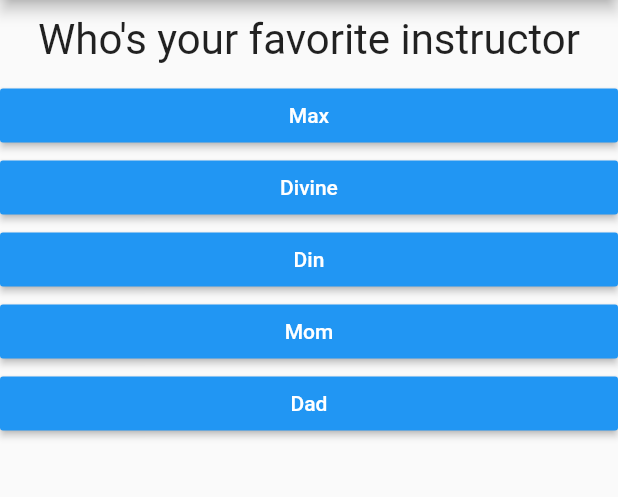
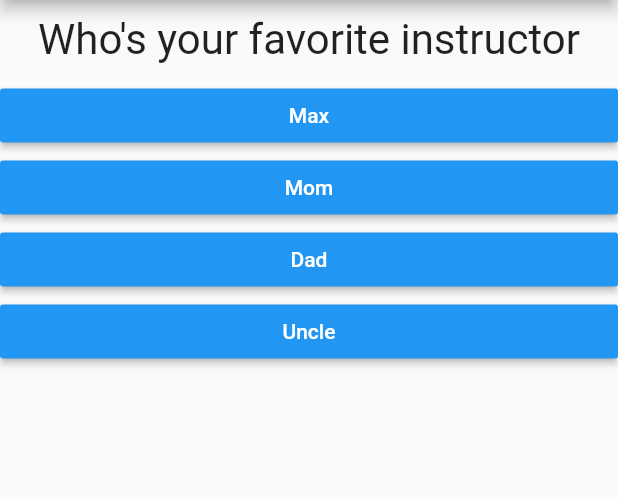
Before and after one commit to divinetouch/flutter_simple_quiz, a Flutter app: the screen it shows after launch, after a tap on "Black", after a tap on "Snake", on a phone screen of 412 x 824 dp, the part 84-581 px from its top. Run offline on Flutter 3.47's test engine with Material 2 defaults, Android fonts, the phone set to English and light mode, and no system bars.

Commit message:
calculate final score

```diff
--- a/lib/main.dart
+++ b/lib/main.dart
@@ -24,25 +24,40 @@ class MyAppState extends State<MyApp> {
   final _questions = const [
     {
       'questionText': 'What\'s your favorite color',
-      'answer': ['Black', 'Red', 'Green', 'White']
+      'answer': [
+        {'text': 'Black', 'score': 10},
+        {'text': 'Red', 'score': 5},
+        {'text': 'Green', 'score': 3},
+        {'text': 'White', 'score': 1}
+      ]
     },
     {
       'questionText': 'What\'s you favorite animal',
-      'answer': ['Rabit', 'Snake', 'Elephant', 'Lion']
+      'answer': [
+        {'text': 'Rabit', 'score': 3},
+        {'text': 'Snake', 'score': 11},
+        {'text': 'Elephant', 'score': 5},
+        {'text': 'Lion', 'score': 9}
+      ]
     },
     {
       'questionText': "Who's your favorite instructor",
-      'answer': ['Max', 'Divine', 'Din', 'Mom', 'Dad']
+      'answer': [
+        {'text': 'Max', 'score': 1},
+        {'text': 'Mom', 'score': 1},
+        {'text': 'Dad', 'score': 1},
+        {'text': 'Uncle', 'score': 1}
+      ]
     },
   ];
   var _questionIndex = 0;
+  var _totalScore = 0;
 
-  void _answerQuestion() {
-    if (_questionIndex < _questions.length) {
-      setState(() {
-        _questionIndex = _questionIndex + 1;
-      });
-    }
+  void _answerQuestion(int score) {
+    _totalScore += score;
+    setState(() {
+      _questionIndex = _questionIndex + 1;
+    });
   }
 
   @override
@@ -58,7 +73,7 @@ class MyAppState extends State<MyApp> {
                 questionIndex: _questionIndex,
                 questions: _questions,
               )
-            : Result(),
+            : Result(_totalScore),
       ),
     );
   }
--- a/lib/quiz.dart
+++ b/lib/quiz.dart
@@ -19,8 +19,9 @@ class Quiz extends StatelessWidget {
         Question(
           questions[questionIndex]['questionText'],
         ),
-        ...(questions[questionIndex]['answer'] as List<String>).map((answer) {
-          return Answer(answerQuestion, answer);
+        ...(questions[questionIndex]['answer'] as List<Map<String, Object>>)
+            .map((answer) {
+          return Answer(() => answerQuestion(answer['score']), answer['text']);
         }).toList(),
       ],
     );
```
Also changed, not shown: lib/result.dart (+23 -1 lines).
